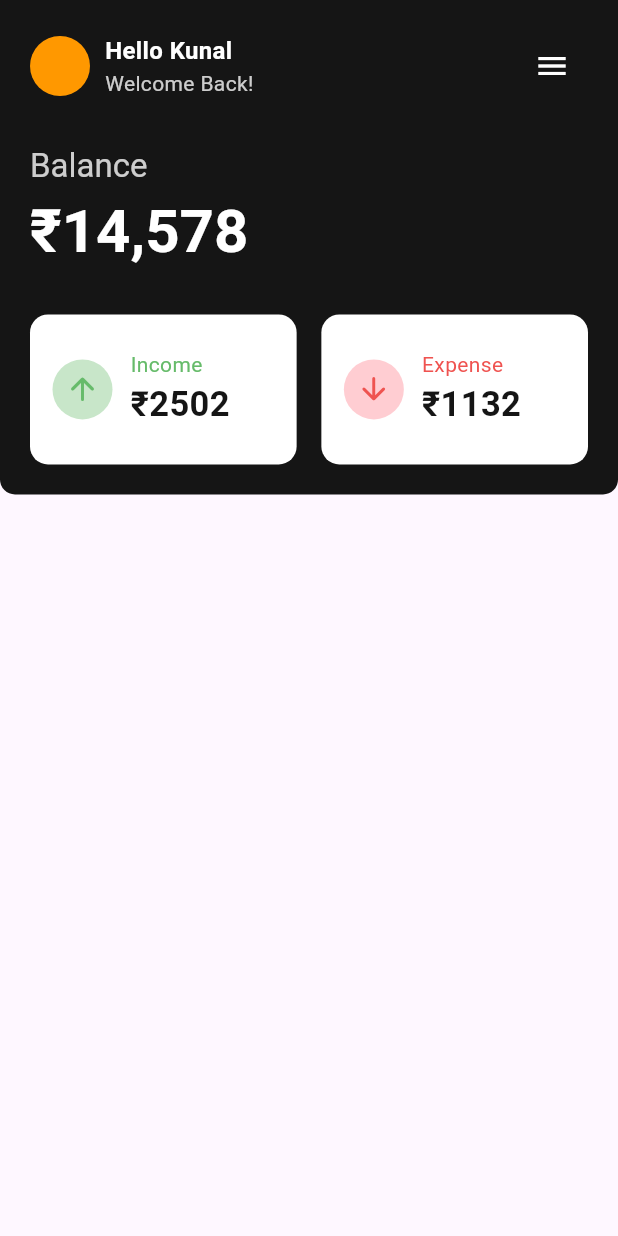
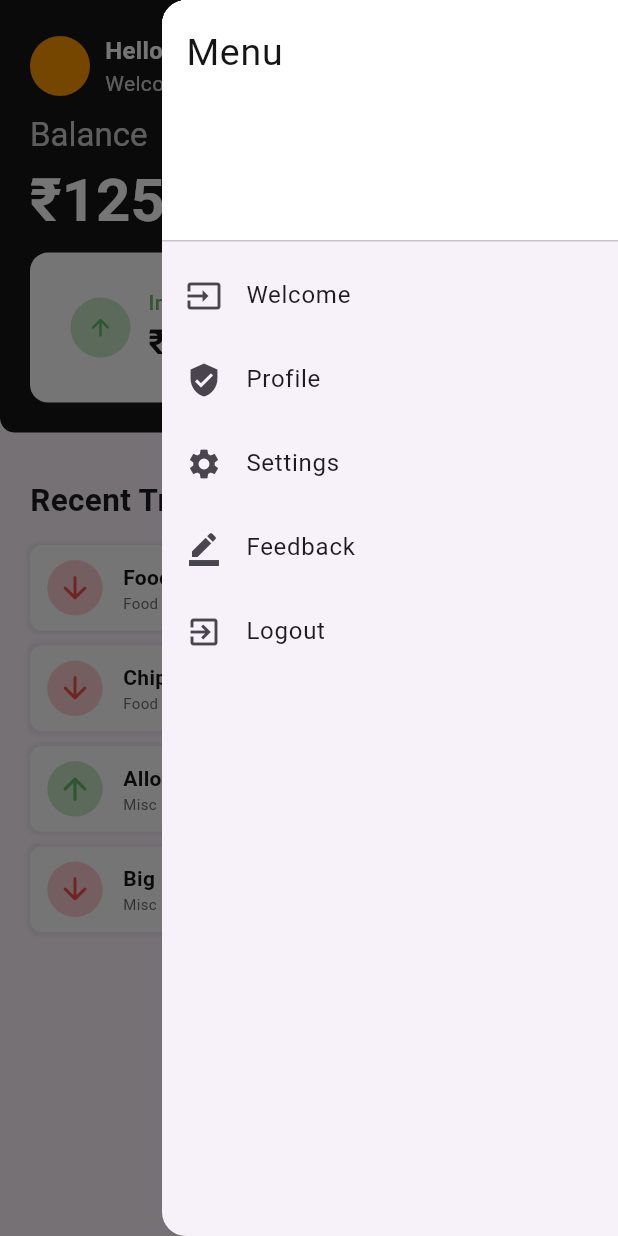
Before and after one commit to LavenderBridge/Expensio_v2, a Flutter app: the screen it shows after launch, after a tap on the "menu" icon, on a phone screen of 412 x 824 dp. Run offline on Flutter 3.47's test engine with Material 3 defaults, Android fonts, the phone set to English and light mode, and no system bars; our stand-ins replace get.

Commit message:
Added Listview to bottom half of the home page. It is taking values from a list that will be used to store fetched data in the future. Added logic for calculation of Total balance, income and expense tile. Added template for a side bar. Needs to be customized.

```diff
--- a/lib/configs/general_configs.dart
+++ b/lib/configs/general_configs.dart
@@ -8,4 +8,5 @@ class ConfigClass{
   static Color incomeGreen = const Color.fromARGB(255, 102, 187, 106);
   static Color expenseRedBg = const Color.fromARGB(255, 255, 205, 210);
   static Color expenseRed = const Color.fromARGB(255, 239, 83, 80);
+  static Color textLightGrey = Color.fromARGB(255, 113, 113, 113);
 }
--- /dev/null
+++ b/lib/controllers/HomePage_top_controller.dart
@@ -0,0 +1,29 @@
+import "package:expensio_v2/testdata/testdata.dart";
+import "package:get/get.dart";
+
+class BalanceController extends GetxController{
+  var balanceAmount = 0.obs;
+  var incomeAmount = 0.obs;
+  var expenseAmount = 0.obs;
+
+  @override
+  void onInit(){
+    initRefresh();
+    super.onInit();
+  }
+
+  void initRefresh(){
+    for (var i in testData){
+      // i[1] == 0 ? balanceAmount-=i[2] : balanceAmount += i[2];
+      if (i[1] == 0){
+        balanceAmount -= i[2];
+        expenseAmount += i[2];
+      } else if (i[1] == 1){
+        balanceAmount += i[2];
+        incomeAmount += i[2];
+      }
+
+    }
+  }
+
+}
--- /dev/null
+++ b/lib/pages/HomePage_bottom.dart
@@ -0,0 +1,42 @@
+import 'package:expensio_v2/testdata/testdata.dart';
+import 'package:expensio_v2/widgets/CardWidget2.dart';
+import 'package:flutter/material.dart';
+
+class RecentTransactions extends StatelessWidget {
+  const RecentTransactions({super.key});
+
+  @override
+  Widget build(BuildContext context) {
+    return Padding(
+      padding: const EdgeInsets.all(20.0),
+      child: Column(
+        mainAxisSize: MainAxisSize.min,
+        crossAxisAlignment: CrossAxisAlignment.start,
+        children: [
+          Padding(
+            padding: const EdgeInsets.symmetric(vertical: 10),
+            child: Text(
+              "Recent Transactions",
+              style: TextStyle(fontWeight: FontWeight.bold, fontSize: 21),
+            ),
+          ),
+          Expanded(
+            child: ListView.builder(
+              itemCount: testData.length,
+              // physics: ClampingScrollPhysics(),
+              itemBuilder: ((context, index)
+              {
+                return ContentCardRecentTransactions(
+                    type: testData[index][1],
+                    amount: testData[index][2],
+                    title: testData[index][0],
+                    category: testData[index][3],
+                    date: DateTime.now().month.toString());
+              }),
+            ),
+          ),
+        ],
+      ),
+    );
+  }
+}
--- /dev/null
+++ b/lib/pages/HomePage_top.dart
@@ -0,0 +1,107 @@
+import 'package:expensio_v2/configs/general_configs.dart';
+import 'package:expensio_v2/controllers/HomePage_top_controller.dart';
+import 'package:expensio_v2/widgets/CardWidget1.dart';
+import 'package:flutter/material.dart';
+import 'package:get/get.dart';
+
+class HomePageTop extends StatelessWidget {
+  final BalanceController _controller = Get.put(BalanceController());
+  HomePageTop({super.key});
+
+  @override
+  Widget build(BuildContext context) {
+    return Container(
+      decoration: BoxDecoration(
+        color: ConfigClass.greyColor,
+        borderRadius: const BorderRadius.only(
+          bottomLeft: Radius.circular(10),
+          bottomRight: Radius.circular(10),
+        ),
+      ),
+      height: MediaQuery.of(context).size.height * 0.35,
+      child: Padding(
+        padding: const EdgeInsets.all(20),
+        child: Column(
+          mainAxisSize: MainAxisSize.max,
+          mainAxisAlignment: MainAxisAlignment.spaceBetween,
+          children: [
+            Row(
+              mainAxisAlignment: MainAxisAlignment.spaceBetween,
+              children: [
+                Row(
+                  children: [
+                    const CircleAvatar(
+                      backgroundColor: Colors.orange,
+                    ),
+                    const SizedBox(
+                      width: 10,
+                    ),
+                    Column(
+                      crossAxisAlignment: CrossAxisAlignment.start,
+                      children: [
+                        Text(
+                          "Hello Kunal",
+                          style: TextStyle(
+                              color: ConfigClass.textWhite,
+                              fontWeight: FontWeight.bold,
+                              fontSize: 16),
+                        ),
+                        Text(
+                          "Welcome Back!",
+                          style: TextStyle(
+                              color: ConfigClass.semiTransparentTextWhite),
+                        ),
+                      ],
+                    )
+                  ],
+                ),
+                IconButton(
+                    onPressed: () {Scaffold.of(context).openEndDrawer();},
+                    icon: Icon(
+                      Icons.menu,
+                      color: ConfigClass.textWhite,
+                    ))
+              ],
+            ),
+            Column(
+              children: [
+                Align(
+                  alignment: Alignment.centerLeft,
+                  child: Text(
+                    "Balance",
+                    style: TextStyle(
+                        color: ConfigClass.semiTransparentTextWhite,
+                        fontSize: 22,
+                        letterSpacing: 0),
+                  ),
+                ),
+                Align(
+                    alignment: Alignment.centerLeft,
+                    child: Obx(
+                      () => Text(
+                        "₹${_controller.balanceAmount.value.toString()}",
+                        style: TextStyle(
+                            color: ConfigClass.textWhite,
+                            fontSize: 40,
+                            fontWeight: FontWeight.bold,
+                            letterSpacing: 0),
+                      ),
+                    )),
+                // SizedBox(height: 25,),
+              ],
+            ),
+            Row(
+              children: [
+                ContentCard(type: 1, amount: _controller.incomeAmount.value),
+                SizedBox(
+                  width: MediaQuery.of(context).size.width * 0.04,
+                ),
+                ContentCard(type: 0, amount: _controller.expenseAmount.value),
+              ],
+            )
+          ],
+        ),
+      ),
+    );
+  }
+}
--- a/lib/pages/MyHomePage.dart
+++ b/lib/pages/MyHomePage.dart
@@ -1,6 +1,9 @@
 import 'package:expensio_v2/configs/general_configs.dart';
 import 'package:expensio_v2/controllers/MyHomePage_controller.dart';
+import 'package:expensio_v2/pages/HomePage_bottom.dart';
+import 'package:expensio_v2/pages/HomePage_top.dart';
 import 'package:expensio_v2/widgets/CardWidget1.dart';
+import 'package:expensio_v2/widgets/NavDrawer.dart';
 import 'package:flutter/material.dart';
 import 'package:get/get.dart';
 
@@ -37,101 +40,11 @@ class MyHomePage extends StatelessWidget {
   Widget build(BuildContext context) {
     return SafeArea(
       child: Scaffold(
+        endDrawer: NavDrawer(),
         body: Column(
           children: [
-            Container(
-              decoration: BoxDecoration(
-                  color: ConfigClass.greyColor,
-                  borderRadius: BorderRadius.only(
-                    bottomLeft: Radius.circular(10),
-                    bottomRight: Radius.circular(10),
-                  )),
-              height: MediaQuery.of(context).size.height * 0.4,
-              child: Padding(
-                padding: const EdgeInsets.all(20),
-                child: Column(
-                  mainAxisSize: MainAxisSize.max,
-                  mainAxisAlignment: MainAxisAlignment.spaceBetween,
-                  children: [
-                    Row(
-                      mainAxisAlignment: MainAxisAlignment.spaceBetween,
-                      children: [
-                        Row(
-                          children: [
-                            const CircleAvatar(
-                              backgroundColor: Colors.orange,
-                            ),
-                            const SizedBox(
-                              width: 10,
-                            ),
-                            Column(
-                              crossAxisAlignment: CrossAxisAlignment.start,
-                              children: [
-                                Text(
-                                  "Hello Kunal",
-                                  style: TextStyle(
-                                    color: ConfigClass.textWhite,
-                                    fontWeight: FontWeight.bold,
-                                    fontSize: 16
-
-                                  ),
-                                ),
-                                Text(
-                                  "Welcome Back!",
-                                  style:
-                                      TextStyle(color: ConfigClass.semiTransparentTextWhite),
-                                ),
-                              ],
-                            )
-                          ],
-                        ),
-                        IconButton(
-                            onPressed: () {},
-                            icon: Icon(
-                              Icons.menu,
-                              color: ConfigClass.textWhite,
-                            ))
-                      ],
-                    ),
-                    Column(
-                      children: [
-                        Align(
-                          alignment: Alignment.centerLeft,
-                          child: Text(
-                            "Balance",
-                            style: TextStyle(
-                                color: ConfigClass.semiTransparentTextWhite,
-                                fontSize: 22,
-                                letterSpacing: 0),
-                          ),
-                        ),
-                        Align(
-                          alignment: Alignment.centerLeft,
-                          child: Text(
-                            "₹14,578",
-                            style: TextStyle(
-                                color: ConfigClass.textWhite,
-                                fontSize: 40,
-                                fontWeight: FontWeight.bold,
-                                letterSpacing: 0),
-                          ),
-                        ),
-                        // SizedBox(height: 25,),
-                      ],
-                    ),
-                    Row(
-                      children: [
-                        ContentCard(type: 1, amount: 2502),
-                        SizedBox(
-                          width: MediaQuery.of(context).size.width * 0.04,
-                        ),
-                        ContentCard(type: 0, amount: 1132),
-                      ],
-                    )
-                  ],
-                ),
-              ),
-            )
+            HomePageTop(),
+            Expanded(child: RecentTransactions()),
           ],
         ),
       ),
--- /dev/null
+++ b/lib/testdata/testdata.dart
@@ -0,0 +1,6 @@
+List testData = [
+  ["Food", 0, 2500, "Food"],
+  ["Chips", 0, 20, "Food"],
+  ["Allowance", 1, 4000, "Misc"],
+  ["Big Basket", 0, 230, "Misc"],
+];
--- a/lib/widgets/CardWidget1.dart
+++ b/lib/widgets/CardWidget1.dart
@@ -16,6 +16,8 @@ class ContentCard extends StatelessWidget {
           color: Colors.white,
           borderRadius: BorderRadius.circular(12),
         ),
+        child: TextButton(
+          onPressed: (){},
           child: Padding(
             padding: const EdgeInsets.all(15.0),
             child: Row(
@@ -67,6 +69,7 @@ class ContentCard extends StatelessWidget {
             ),
           ),
         ),
+      ),
     );
   }
 }
--- /dev/null
+++ b/lib/widgets/CardWidget2.dart
@@ -0,0 +1,112 @@
+import 'package:expensio_v2/configs/general_configs.dart';
+import 'package:flutter/material.dart';
+
+class ContentCardRecentTransactions extends StatelessWidget {
+  final int type; //income = 1, expense = other
+  final int amount;
+  final String title;
+  final String category;
+  final String date;
+  ContentCardRecentTransactions(
+      {super.key,
+      required this.type,
+      required this.amount,
+      required this.title,
+      required this.category,
+      required this.date
+      });
+
+  @override
+  Widget build(BuildContext context) {
+    return Expanded(
+      child: Padding(
+        padding: const EdgeInsets.symmetric(vertical: 5),
+        child: Container(
+          height: 57,
+          // width: MediaQuery.of(context).size.width,
+          width: 50,
+          decoration: BoxDecoration(
+            color: Colors.white,
+            borderRadius: BorderRadius.circular(8),
+            boxShadow: const [
+              BoxShadow(
+                  blurRadius: 1,
+                  spreadRadius: 2,
+                  color: Color.fromARGB(12, 0, 0, 0)),
+            ],
+          ),
+          child: Padding(
+            padding: const EdgeInsets.all(10.0),
+            child: Row(
+              mainAxisAlignment: MainAxisAlignment.spaceBetween,
+              children: [
+                Container(
+                  child: Row(children: [
+                    if (type == 1)
+                      CircleAvatar(
+                        backgroundColor: ConfigClass.incomeGreenBg,
+                        child: Icon(
+                          Icons.arrow_upward_rounded,
+                          color: ConfigClass.incomeGreen,
+                        ),
+                      )
+                    else if (type == 0)
+                      CircleAvatar(
+                        backgroundColor: ConfigClass.expenseRedBg,
+                        child: Icon(
+                          Icons.arrow_downward_rounded,
+                          color: ConfigClass.expenseRed,
+                        ),
+                      ),
+                    const SizedBox(
+                      width: 12,
+                    ),
+                    Column(
+                      mainAxisAlignment: MainAxisAlignment.center,
+                      mainAxisSize: MainAxisSize.min,
+                      crossAxisAlignment: CrossAxisAlignment.start,
+                      children: [
+                        Text(
+                          title,
+                          style: TextStyle(
+                              color: ConfigClass.greyColor,
+                              fontWeight: FontWeight.bold),
+                        ),
+                        Text(
+                          category,
+                          style: TextStyle(
+                              color: ConfigClass.textLightGrey, fontSize: 10),
+                        )
+                      ],
+                    ),
+                  ]),
+                ),
+                SizedBox(
+                  width: 50,
+                  child: Column(
+                    mainAxisAlignment: MainAxisAlignment.center,
+                    mainAxisSize: MainAxisSize.min,
+                    crossAxisAlignment: CrossAxisAlignment.start,
+                    children: [
+                      Text(
+                        type == 1 ? "+₹${amount.toString()}" : "-₹${amount.toString()}",
+                        style: TextStyle(
+                            color: ConfigClass.greyColor,
+                            fontWeight: FontWeight.bold),
+                      ),
+                      Text(
+                        date.toString(),
+                        style:
+                            TextStyle(color: ConfigClass.textLightGrey, fontSize: 10),
+                      )
+                    ],
+                  ),
+                )
+              ],
+            ),
+          ),
+        ),
+      ),
+    );
+  }
+}
--- /dev/null
+++ b/lib/widgets/NavDrawer.dart
@@ -0,0 +1,52 @@
+import 'package:expensio_v2/configs/general_configs.dart';
+import 'package:flutter/material.dart';
+
+class NavDrawer extends StatelessWidget {
+  @override
+  Widget build(BuildContext context) {
+    return Drawer(
+      child: ListView(
+        padding: EdgeInsets.zero,
+        children: <Widget>[
+          DrawerHeader(
+            decoration: const BoxDecoration(
+                color: Colors.white,
+                // image: DecorationImage(
+                //     fit: BoxFit.fill,
+                //     image: AssetImage('assets/images/cover.jpg'))
+                ),
+            child: Text(
+              'Menu',
+              style: TextStyle(color: ConfigClass.greyColor, fontSize: 25),
+            ),
+          ),
+          ListTile(
+            leading: Icon(Icons.input),
+            title: Text('Welcome'),
+            onTap: () => {},
+          ),
+          ListTile(
+            leading: Icon(Icons.verified_user),
+            title: Text('Profile'),
+            onTap: () => {Navigator.of(context).pop()},
+          ),
+          ListTile(
+            leading: Icon(Icons.settings),
+            title: Text('Settings'),
+            onTap: () => {Navigator.of(context).pop()},
+          ),
+          ListTile(
+            leading: Icon(Icons.border_color),
+            title: Text('Feedback'),
+            onTap: () => {Navigator.of(context).pop()},
+          ),
+          ListTile(
+            leading: Icon(Icons.exit_to_app),
+            title: Text('Logout'),
+            onTap: () => {Navigator.of(context).pop()},
+          ),
+        ],
+      ),
+    );
+  }
+}
```
Also changed, not shown: lib/controllers/MyHomePage_controller.dart (line endings or trailing spaces). Lines whose indentation alone changed are shown as unchanged.
